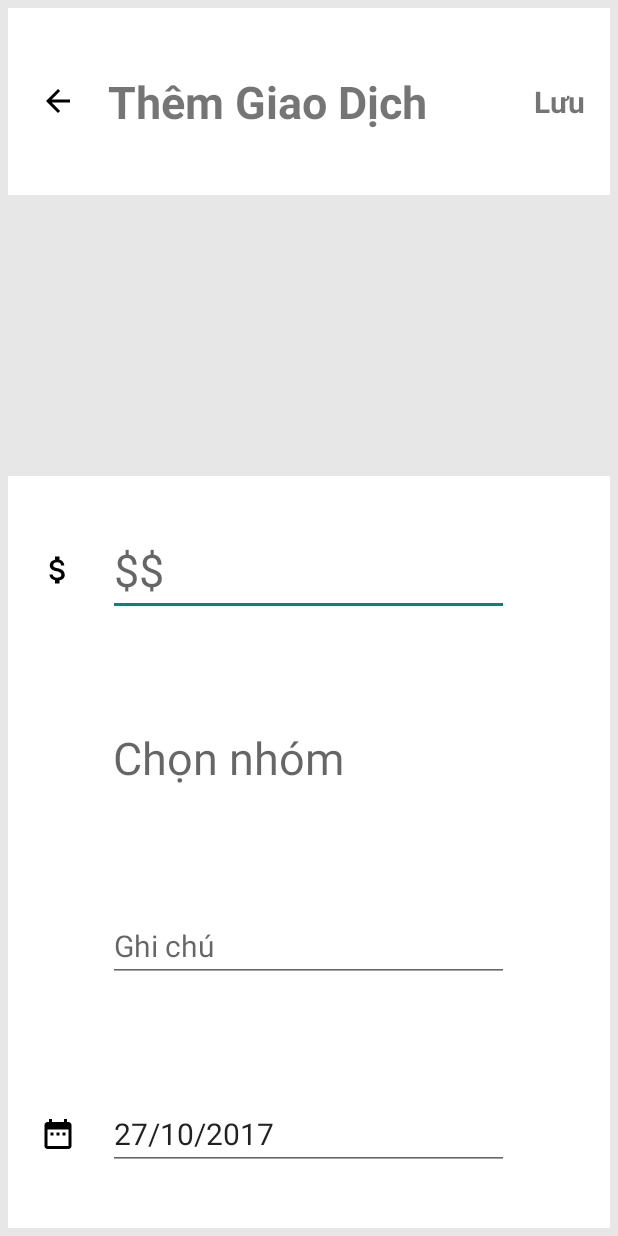
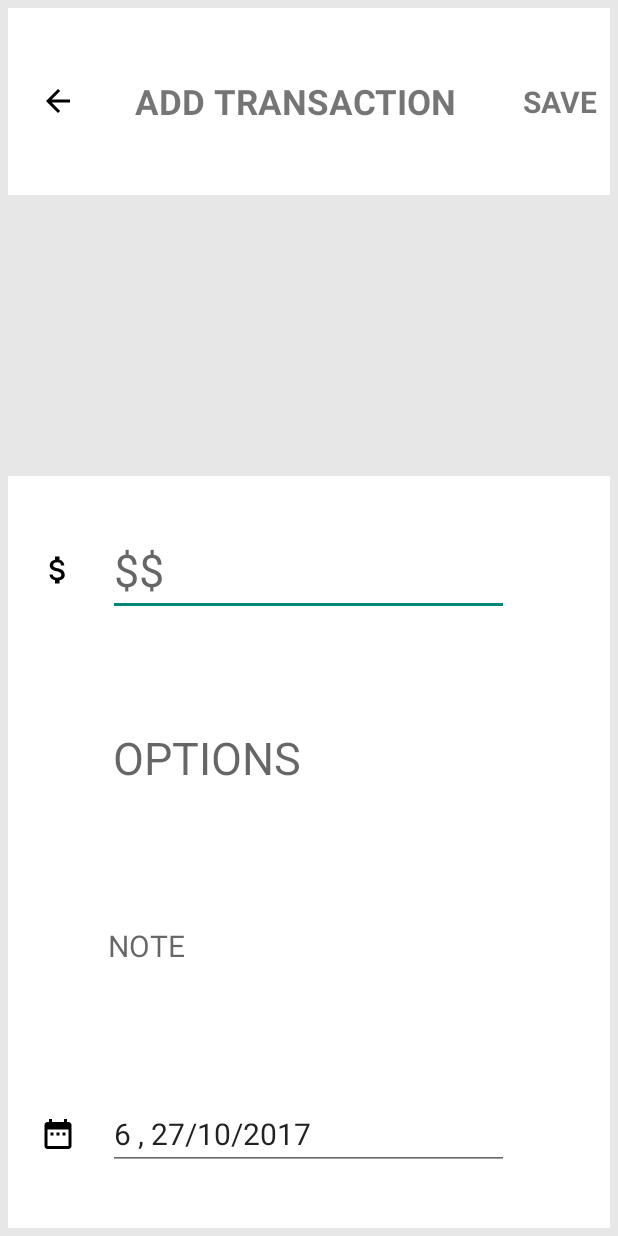
Before and after one commit to TechkidsAndroid11/First-Project-Team-2-Black-Fund, an Android app: the screen it shows after launch (ThemGhiChu), after a tap on an icon or button, on a phone screen of 412 x 824 dp. Run offline under Robolectric (Android 15) with nearby library versions, the phone set to English and light mode, and no system bars; 2 statements that could not run were skipped.

Commit message:
thêm ngày trong tuần, sharepreference( đang làm), chỉnh sửa text

```diff
--- a/BlackFund/app/src/main/java/com/example/admins/blackfund/activities/MainActivity.java
+++ b/BlackFund/app/src/main/java/com/example/admins/blackfund/activities/MainActivity.java
@@ -1,10 +1,15 @@
 package com.example.admins.blackfund.activities;
 
 import android.content.Intent;
+import android.content.SharedPreferences;
 import android.support.v4.view.ViewPager;
+import android.support.v7.app.AlertDialog;
 import android.support.v7.app.AppCompatActivity;
 import android.os.Bundle;
+import android.view.LayoutInflater;
 import android.view.View;
+import android.widget.CheckBox;
+import android.widget.EditText;
 import android.widget.ImageView;
 import android.widget.ListView;
 import android.widget.TextView;
@@ -21,6 +26,16 @@ public class MainActivity extends AppCompatActivity {
     private ViewPager vpOverview;
     private ListView lvEvent;
     private ListView lvHistory;
+    private TextView tv_money;
+    private boolean addMoney;
+    private ImageView ivMinus;
+    public static String KEY = "KEY";
+    AlertDialog.Builder dialogBuilder;
+    AlertDialog alertDialog;
+    private EditText etValue;
+    private boolean beginning;
+    CheckBox checkValue;
+
 
     @Override
     protected void onCreate(Bundle savedInstanceState) {
@@ -28,24 +43,82 @@ public class MainActivity extends AppCompatActivity {
         setContentView(R.layout.activity_main);
         setupUI();
         addListeners();
-    }
+
+            dialogBuilder = new AlertDialog.Builder(this);
+            LayoutInflater layoutInflater = this.getLayoutInflater();
+            View dialogView = layoutInflater.inflate(R.layout.sh_item, null);
+            dialogBuilder.setView(dialogView);
+            alertDialog = dialogBuilder.create();
+            ;
+
+            SharedPreferences sharedPreferences=getSharedPreferences("my_data", MODE_PRIVATE);
+            boolean check= sharedPreferences.getBoolean("firstTime", true);
+            if( check){
+                alertDialog.show();
+                tv_money.setText(etValue.getText());
+            }
+            String beginningValue= sharedPreferences.getString("value", null);
+
+            SharedPreferences.Editor editor=sharedPreferences.edit();
+
+
+
+
+//            if(!check){
+//                editor.clear();
+//            } else
+//            {
+//                editor.putString("value", beginningValue);
+//            }
+//            editor.commit();
+//        if(beginningValue!=null){
+//            alertDialog.show();
+
+        }
+
+
+
+
+
+
+
 
     private void addListeners() {
+
+
+
         ivPlus.setOnClickListener(new View.OnClickListener() {
             @Override
             public void onClick(View view) {
-                Intent intent=new Intent(MainActivity.this,ThemGhiChu.class);
+                addMoney=true;
+                Intent intent = new Intent(MainActivity.this, ThemGhiChu.class);
+                intent.putExtra(KEY, addMoney);
+                startActivity(intent);
+
+            }
+        }
+        );
+        ivMinus.setOnClickListener(new View.OnClickListener() {
+            @Override
+            public void onClick(View view) {
+                addMoney=false;
+                Intent intent = new Intent(MainActivity.this, ThemGhiChu.class);
+                intent.putExtra(KEY, addMoney);
                 startActivity(intent);
             }
         });
     }
 
+
+
     private void setupUI() {
         lvHistory = (ListView) findViewById(R.id.lv_recent_history);
         vpOverview = (ViewPager) findViewById(R.id.vp_overview);
         vpOverview.setAdapter(new OverviewPagerAdapter(getSupportFragmentManager()));
-
+        et_money = (EditText) findViewById(R.id.et_money);
         ivPlus = (ImageView) findViewById(R.id.iv_plus);
+        ivMinus = (ImageView) findViewById(R.id.iv_minus);
+        etValue= (EditText) findViewById(R.id.et_value);
     }
 
     @Override
--- a/BlackFund/app/src/main/java/com/example/admins/blackfund/activities/ThemGhiChu.java
+++ b/BlackFund/app/src/main/java/com/example/admins/blackfund/activities/ThemGhiChu.java
@@ -17,15 +17,18 @@ import com.example.admins.blackfund.R;
 import com.example.admins.blackfund.databases.BlackFundDatabase;
 import com.example.admins.blackfund.models.GhiChu;
 
+import java.sql.Date;
+import java.text.SimpleDateFormat;
+import java.time.DayOfWeek;
 import java.util.Calendar;
 
 public class ThemGhiChu extends AppCompatActivity implements View.OnClickListener {
     private static final String TAG = ThemGhiChu.class.toString();
     private EditText etDate;
-    int month, year, day;
+    int month, year, day,dayOfWeek;
     Calendar calendar;
 
-    private EditText etGhiChu;
+    private TextView etGhiChu;
     private EditText etTien;
     private TextView etchonNhom;
     private TextView tvLuu;
@@ -43,6 +46,9 @@ public class ThemGhiChu extends AppCompatActivity implements View.OnClickListene
     private ImageView ivAnUong;
     AlertDialog.Builder dialogBuilder;
     AlertDialog alertDialog;
+    private boolean addMoney;
+    private boolean modeSP;
+
 
     @Override
     protected void onCreate(Bundle savedInstanceState) {
@@ -54,12 +60,14 @@ public class ThemGhiChu extends AppCompatActivity implements View.OnClickListene
         calendar = Calendar.getInstance();
         setupUI();
         addListner();
+        loadData();
 
         day = calendar.get(Calendar.DAY_OF_MONTH);
         month = calendar.get(Calendar.MONTH);
         year = calendar.get(Calendar.YEAR);
+        dayOfWeek= calendar.get(Calendar.DAY_OF_WEEK);
         month = month + 1;
-            etDate.setText(day + "/" + month + "/" + year);
+        etDate.setText(dayOfWeek +" , "+day + "/" + month + "/" + year);
         etDate.setOnClickListener(new View.OnClickListener() {
             @Override
             public void onClick(View view) {
@@ -67,16 +75,23 @@ public class ThemGhiChu extends AppCompatActivity implements View.OnClickListene
                     @Override
                     public void onDateSet(DatePicker datePicker, int year, int monthofyear, int dayofmonth) {
                         monthofyear = monthofyear + 1;
-                            etDate.setText(dayofmonth + "/" + monthofyear + "/" + year);
-
+                        Calendar calendar = Calendar.getInstance();
+                        SimpleDateFormat sdf = new SimpleDateFormat("EEEE");
+                        Date d = new Date(year, monthofyear, dayofmonth);
+                        String dayOfTheWeek = sdf.format(d);
+                        etDate.setText(dayOfTheWeek+" , "+ dayofmonth+"/"+ monthofyear+"/"+ year);
                     }
-                    }, year, month, day);
+                }, year, month, day );
                 datePickerDialog.show();
 
 
             }
         });
 //        }
+    }
+
+    private void loadData() {
+        addMoney = getIntent().getBooleanExtra(MainActivity.KEY, true);
     }
 
     private void addListner() {
@@ -113,11 +128,11 @@ public class ThemGhiChu extends AppCompatActivity implements View.OnClickListene
             }
         });
         tvLuu.setOnClickListener(this);
-
+        ivBack.setOnClickListener(this);
     }
 
     private void setupUI() {
-        etGhiChu = (EditText) findViewById(R.id.et_ghiChu);
+        etGhiChu = (TextView) findViewById(R.id.et_ghiChu);
         etchonNhom = (TextView) findViewById(R.id.et_chonNhom);
         etTien = (EditText) findViewById(R.id.et_tien);
         tvLuu = (TextView) findViewById(R.id.tv_luu);
@@ -155,7 +170,10 @@ public class ThemGhiChu extends AppCompatActivity implements View.OnClickListene
                 break;
             }
             case R.id.iv_back: {
-                finish();
+                Log.d(TAG, "onClick: bbb"
+                );
+                super.onBackPressed();
+
 
                 break;
             }
--- a/BlackFund/app/src/main/java/com/example/admins/blackfund/adapters/MainAdapter.java
+++ b/BlackFund/app/src/main/java/com/example/admins/blackfund/adapters/MainAdapter.java
@@ -58,8 +58,8 @@ public class MainAdapter extends ArrayAdapter<GhiChu> {
 //        tvDate.setText(list.get(position).getDate());
 //        tvDay.setText(list.get(position).getDate());
 //        tvMonthAndYear.setText(list.get(position).getDate());
-        tvMoneyOn.setText(list.get(position).getMoney());
-        tvMoneyUnder.setText(list.get(position).getMoney());
+//        tvMoneyOn.setText(list.get(position).getMoney());
+//        tvMoneyUnder.setText(list.get(position).getMoney());
         return convertView;
     }
 }
--- a/BlackFund/app/src/main/res/layout/activity_them_giao_dich.xml
+++ b/BlackFund/app/src/main/res/layout/activity_them_giao_dich.xml
@@ -30,14 +30,14 @@ tools:context="com.example.admins.blackfund.activities.ThemGhiChu">
             android:layout_width="0dp"
             android:layout_weight="4"
             android:layout_gravity="center"
-            android:text="Thêm Giao Dịch"
-            android:textSize="30dp"
+            android:text="   ADD TRANSACTION"
+            android:textSize="23dp"
             android:textStyle="bold"
             android:layout_height="wrap_content" />
         <TextView
             android:layout_width="0dp"
             android:layout_weight="1"
-            android:text="Lưu"
+            android:text="SAVE"
             android:layout_gravity="center"
             android:textSize="20dp"
             android:textStyle="bold"
@@ -90,15 +90,16 @@ tools:context="com.example.admins.blackfund.activities.ThemGhiChu">
             android:id="@+id/iv_chonNhom"
             android:layout_gravity="center"
             android:layout_height="wrap_content" />
+
         <TextView
+            android:id="@+id/et_chonNhom"
             android:layout_width="0dp"
+            android:layout_height="wrap_content"
+            android:layout_gravity="center"
+            android:layout_margin="5dp"
             android:layout_weight="4"
-            android:layout_gravity="center"
-            android:textSize="30dp"
-            android:hint="Chọn nhóm"
-            android:layout_margin="5dp"
-            android:layout_height="wrap_content"
-            android:id="@+id/et_chonNhom"/>
+            android:hint="OPTIONS"
+            android:textSize="30dp" />
 
     </LinearLayout>
     <LinearLayout
@@ -117,12 +118,12 @@ tools:context="com.example.admins.blackfund.activities.ThemGhiChu">
             android:layout_weight="1"
             />
 
-        <EditText
+        <TextView
             android:layout_width="0dp"
             android:layout_weight="4"
             android:layout_gravity="center"
             android:textSize="20dp"
-            android:hint="Ghi chú"
+            android:hint="NOTE"
             android:layout_height="wrap_content"
             android:id="@+id/et_ghiChu"/>
 
@@ -146,7 +147,7 @@ tools:context="com.example.admins.blackfund.activities.ThemGhiChu">
             android:layout_weight="4"
             android:layout_gravity="center"
             android:textSize="20dp"
-            android:hint="Hôm nay"
+            android:hint="TODAY"
             android:id="@+id/et_date"
             android:inputType="date"
             android:layout_height="wrap_content" />
--- a/BlackFund/app/src/main/res/layout/an_item.xml
+++ b/BlackFund/app/src/main/res/layout/an_item.xml
@@ -43,9 +43,8 @@
             android:textSize="25sp"
             android:padding="8dp"
             android:text="8000"
-            android:layout_weight="2"
             android:layout_width="0dp"
-            android:layout_height="match_parent" />
+            android:layout_height="wrap_content" />
     </LinearLayout>
 
     <LinearLayout
```
Also changed, not shown: BlackFund/app/src/main/AndroidManifest.xml (+5 -3 lines), BlackFund/app/src/main/res/layout/activity_main.xml (+24 -30 lines), BlackFund/app/src/main/res/layout/list_nhom.xml (+8 -8 lines), BlackFund/app/src/main/res/layout/sh_item.xml (added, +33 -0 lines). Lines whose indentation alone changed are shown as unchanged.
